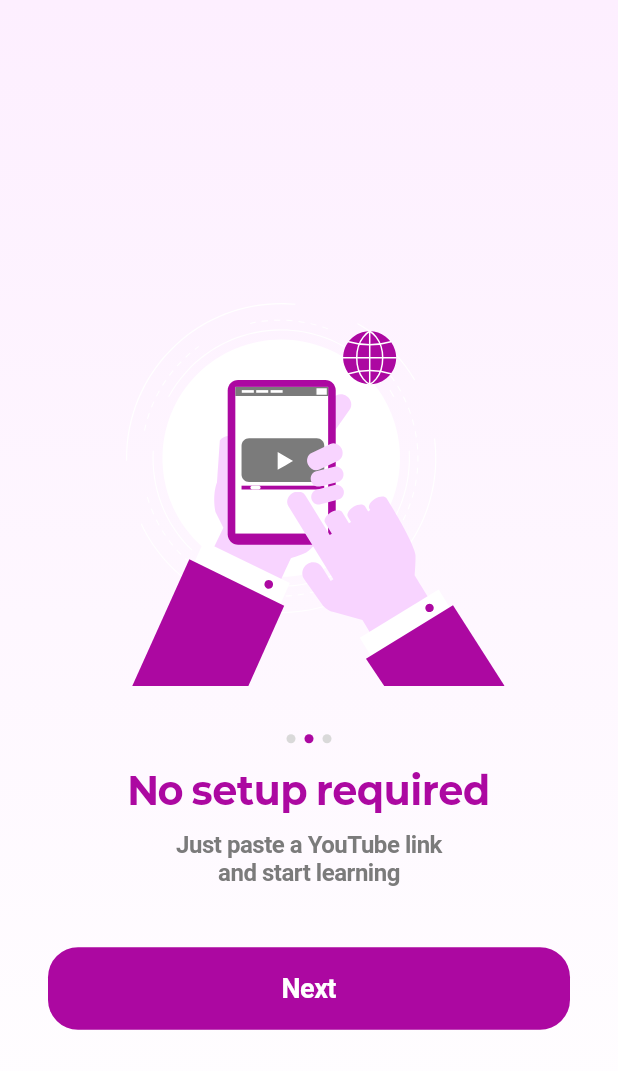
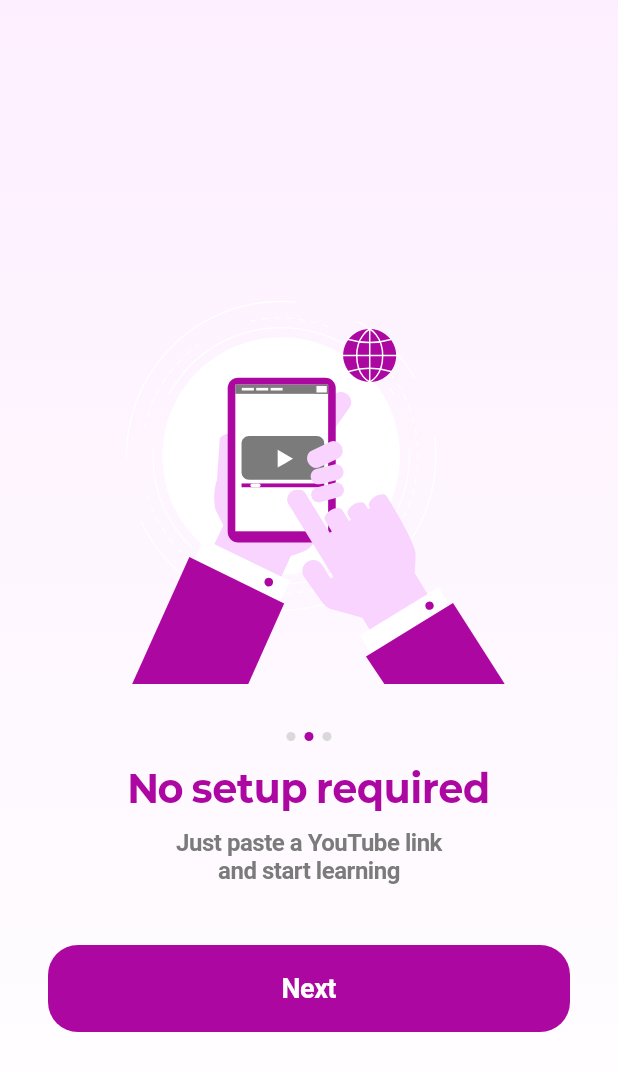
Before and after one commit to mingoring/frontend, a Flutter app: the screen it shows after launch, after a tap on "Next", on a phone screen of 412 x 824 dp. Shown: the top 1071 px of the screen. Run offline on Flutter 3.47's test engine with Material 3 defaults, Android fonts, the light colour scheme and no system bars; our stand-ins replace flutter_riverpod, flutter_svg; Roboto replaces fonts that are missing (Pretendard).

Commit message:
refactor: mingoringTextButton 세로 사이즈 수정 (55→58)

```diff
--- a/lib/core/widgets/buttons/mingoring_text_button.dart
+++ b/lib/core/widgets/buttons/mingoring_text_button.dart
@@ -4,7 +4,7 @@ import '../../constants/app_colors.dart';
 import '../../constants/app_typography.dart';
 
 enum MingoringTextButtonSize {
-  big(height: 55.0),
+  big(height: 58.0),
   small(height: 50.0),
   popup(height: 50.0);
 
@@ -13,9 +13,9 @@ enum MingoringTextButtonSize {
   final double height;
 
   TextStyle get _textStyle => switch (this) {
-    big => AppTypography.head6B18.copyWith(height: 1.2),
-    small || popup => AppTypography.body4B15.copyWith(height: 1.2),
-  };
+        big => AppTypography.head6B18.copyWith(height: 1.2),
+        small || popup => AppTypography.body4B15.copyWith(height: 1.2),
+      };
 }
 
 /// [onPressed]가 null이면 disabled 상태로 렌더링된다.
```
